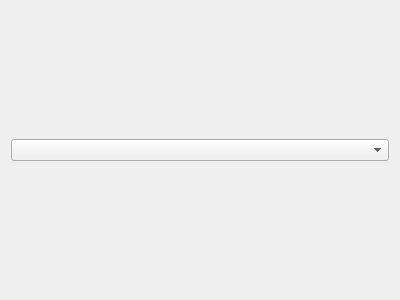
Old version of the form Platan/PlatanUI/newprojectdialog.ui in the repository agabor/platan.
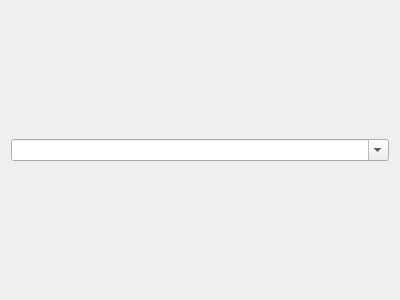
New version of the form.

What changed in the file:
```diff
--- a/Platan/PlatanUI/newprojectdialog.ui
+++ b/Platan/PlatanUI/newprojectdialog.ui
@@ -15,7 +15,11 @@
   </property>
   <layout class="QVBoxLayout" name="verticalLayout">
    <item>
-    <widget class="QComboBox" name="comboBox"/>
+    <widget class="QComboBox" name="comboBox">
+     <property name="editable">
+      <bool>true</bool>
+     </property>
+    </widget>
    </item>
   </layout>
  </widget>
```
